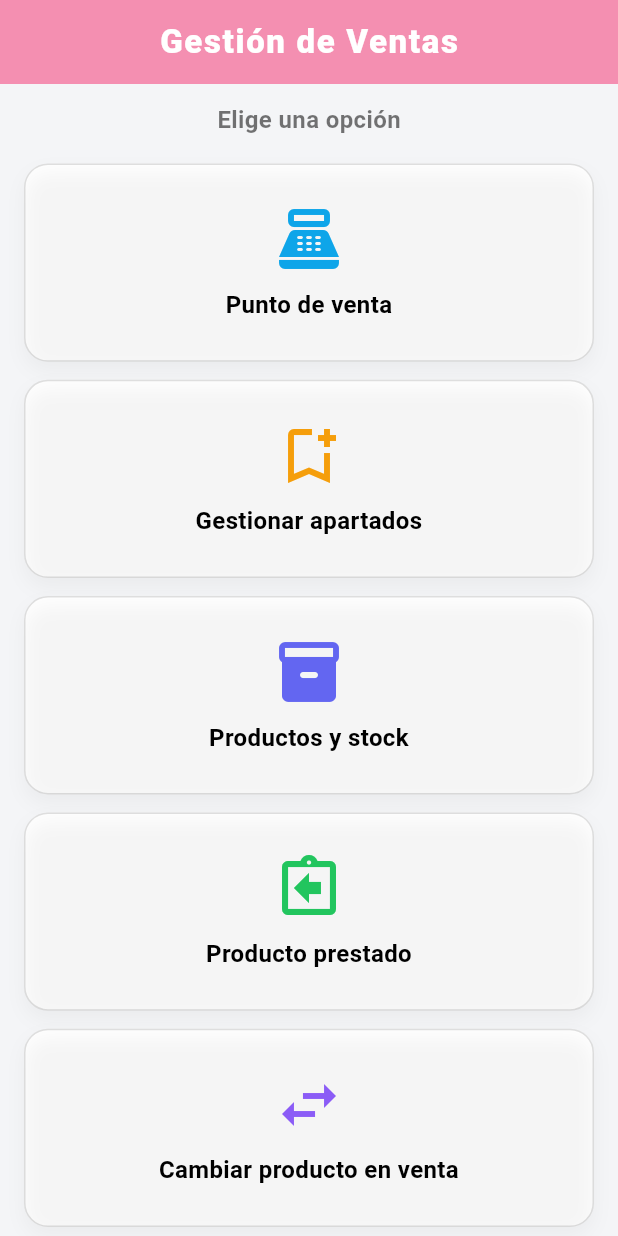
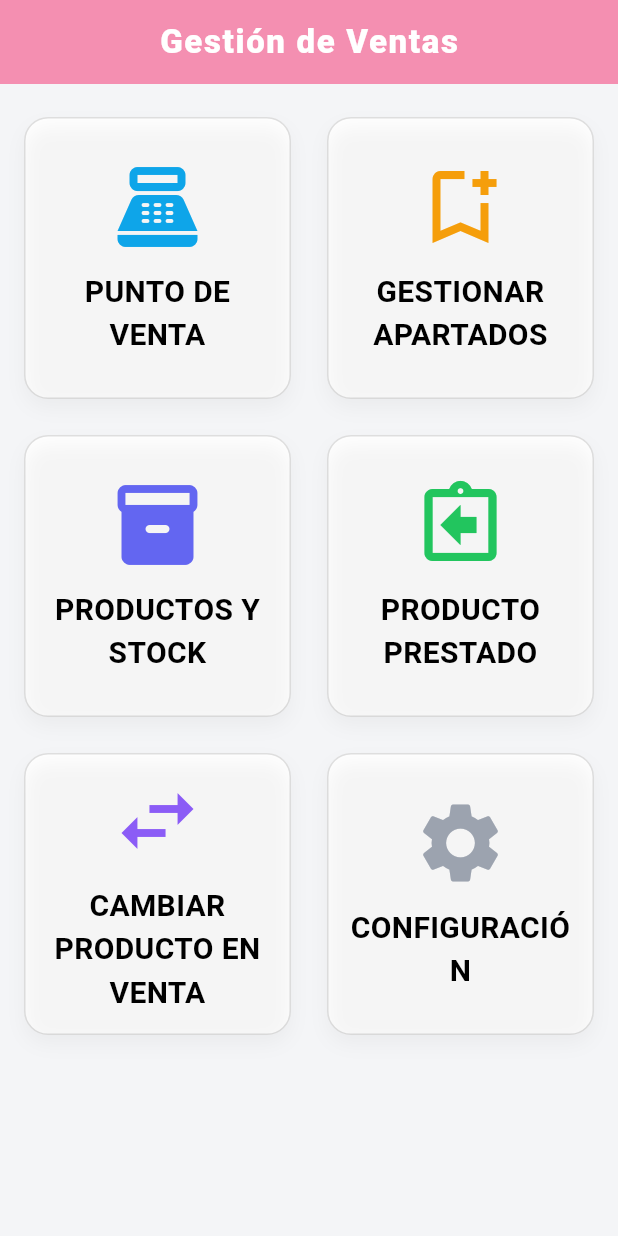
Before and after one commit to KevinDMadariaga/gestion_inventario, a Flutter app: the screen it shows after launch, on a phone screen of 412 x 824 dp. Run offline on Flutter 3.47's test engine with Material 3 defaults, Android fonts, the phone set to English and light mode, and no system bars; our stand-ins replace image_picker; missing offline and left inert: mongo_dart.

Commit message:
se ajusto pantalla home

```diff
--- /dev/null
+++ b/lib/ViewModel/home_viewmodel.dart
@@ -0,0 +1,56 @@
+import 'package:flutter/material.dart';
+
+import 'package:gestion_inventario/models/home_tile_data.dart';
+import 'package:gestion_inventario/screens/apartados/apartado.dart';
+import 'package:gestion_inventario/screens/cambios/cambio_producto_venta_page.dart';
+import 'package:gestion_inventario/screens/prestamo/producto_prestado.dart';
+import 'package:gestion_inventario/screens/producto/inventario.dart';
+import 'package:gestion_inventario/screens/ventas/ventas_menu_page.dart';
+import 'package:gestion_inventario/screens/settings/configuracion_page.dart';
+
+/// ViewModel para la vista Home.
+/// Expone la lista de tiles y cualquier lógica relacionada con la vista.
+class HomeViewModel {
+  HomeViewModel();
+
+  final List<HomeTileData> _tiles = [
+    HomeTileData(
+      title: 'Punto de venta',
+      icon: Icons.point_of_sale,
+      color: const Color(0xFF0EA5E9),
+      page: const VentasMenuPage(),
+    ),
+    HomeTileData(
+      title: 'Gestionar apartados',
+      icon: Icons.bookmark_add_outlined,
+      color: const Color(0xFFF59E0B),
+      page: const ApartadosMenuPage(),
+    ),
+    HomeTileData(
+      title: 'Productos y stock',
+      icon: Icons.inventory_2_rounded,
+      color: const Color(0xFF6366F1),
+      page: InventarioMenuPage(),
+    ),
+    HomeTileData(
+      title: 'Producto prestado',
+      icon: Icons.assignment_return_outlined,
+      color: const Color(0xFF22C55E),
+      page: const GestionPrestamosPage(),
+    ),
+    HomeTileData(
+      title: 'Cambiar producto en venta',
+      icon: Icons.swap_horiz,
+      color: const Color(0xFF8B5CF6),
+      page: const CambiosVentaPage(),
+    ),
+    HomeTileData(
+      title: 'Configuración',
+      icon: Icons.settings,
+      color: const Color(0xFF9CA3AF),
+      page: const ConfiguracionPage(),
+    ),
+  ];
+
+  List<HomeTileData> get tiles => List.unmodifiable(_tiles);
+}
--- a/lib/main.dart
+++ b/lib/main.dart
@@ -1,6 +1,6 @@
 import 'package:flutter/material.dart';
-import 'package:gestion_inventario/screens/home/home.dart';
 import 'package:gestion_inventario/services/mongo_service.dart';
+import 'package:gestion_inventario/view/home_view.dart';
 
   void main() {
 WidgetsFlutterBinding.ensureInitialized();
@@ -32,7 +32,7 @@ class MainApp extends StatelessWidget {
               body: Center(child: Text('Error al conectar con MongoDB')),
             );
           }
-          return const Home();
+          return HomeView();
         },
       ),
     );
--- a/lib/screens/home/home.dart
+++ /dev/null
@@ -1,111 +0,0 @@
-import 'package:flutter/material.dart';
-
-import 'package:gestion_inventario/screens/apartados/apartado.dart';
-import 'package:gestion_inventario/screens/cambios/cambio_producto_venta_page.dart';
-import 'package:gestion_inventario/screens/prestamo/producto_prestado.dart';
-import 'package:gestion_inventario/screens/producto/inventario.dart';
-import 'package:gestion_inventario/screens/ventas/ventas_menu_page.dart';
-import 'package:gestion_inventario/widgets/app_menu_card.dart';
-
-class Home extends StatelessWidget {
-  const Home({super.key});
-
-  @override
-  Widget build(BuildContext context) {
-    final tiles = [
-      {
-        "title": "Punto de venta",
-        "icon": Icons.point_of_sale,
-        "color": const Color(0xFF0EA5E9),
-        "page": const VentasMenuPage(),
-      },
-      {
-        "title": "Gestionar apartados",
-        "icon": Icons.bookmark_add_outlined,
-        "color": const Color(0xFFF59E0B),
-        "page": const ApartadosMenuPage(),
-      },
-      {
-        "title": "Productos y stock",
-        "icon": Icons.inventory_2_rounded,
-        "color": const Color(0xFF6366F1),
-        "page": InventarioMenuPage(),
-      },
-      {
-        "title": "Producto prestado",
-        "icon": Icons.assignment_return_outlined,
-        "color": const Color(0xFF22C55E),
-        "page": const GestionPrestamosPage(),
-      },
-      {
-        "title": "Cambiar producto en venta",
-        "icon": Icons.swap_horiz,
-        "color": const Color(0xFF8B5CF6),
-        "page": const CambiosVentaPage(),
-      },
-    ];
-
-    return Scaffold(
-      appBar: AppBar(
-        elevation: 0,
-        centerTitle: true,
-        backgroundColor: Colors.pink[200],
-        title: const Text(
-          'Gestión de Ventas',
-          style: TextStyle(
-            fontSize: 22,
-            fontWeight: FontWeight.w900,
-            letterSpacing: 1.1,
-            color: Colors.white,
-          ),
-        ),
-      ),
-      body: Container(
-        color: const Color(0xFFF4F5F7),
-        child: SafeArea(
-          child: Column(
-            children: [
-              const SizedBox(height: 12),
-              const Text(
-                'Elige una opción',
-                style: TextStyle(
-                  fontSize: 16,
-                  fontWeight: FontWeight.w600,
-                  color: Colors.black54,
-                ),
-              ),
-              const SizedBox(height: 12),
-              Expanded(
-                child: Column(
-                  children: tiles
-                      .map(
-                        (tile) => Expanded(
-                          child: Padding(
-                            padding: const EdgeInsets.symmetric(
-                              horizontal: 16,
-                              vertical: 6,
-                            ),
-                            child: AppMenuCard(
-                              icon: tile["icon"] as IconData,
-                              title: tile["title"] as String,
-                              color: tile["color"] as Color,
-                              onTap: () => Navigator.push(
-                                context,
-                                MaterialPageRoute(
-                                  builder: (_) => tile["page"] as Widget,
-                                ),
-                              ),
-                            ),
-                          ),
-                        ),
-                      )
-                      .toList(),
-                ),
-              ),
-            ],
-          ),
-        ),
-      ),
-    );
-  }
-}
--- /dev/null
+++ b/lib/screens/settings/configuracion_page.dart
@@ -0,0 +1,22 @@
+import 'package:flutter/material.dart';
+
+class ConfiguracionPage extends StatelessWidget {
+  const ConfiguracionPage({super.key});
+
+  @override
+  Widget build(BuildContext context) {
+    return Scaffold(
+      appBar: AppBar(title: const Text('Configuración')),
+      body: const Center(
+        child: Padding(
+          padding: EdgeInsets.all(24.0),
+          child: Text(
+            'Aquí irán las opciones de configuración de la aplicación.',
+            textAlign: TextAlign.center,
+            style: TextStyle(fontSize: 16),
+          ),
+        ),
+      ),
+    );
+  }
+}
--- /dev/null
+++ b/lib/view/home_view.dart
@@ -0,0 +1,74 @@
+import 'package:flutter/material.dart';
+
+import 'package:gestion_inventario/ViewModel/home_viewmodel.dart';
+import 'package:gestion_inventario/widgets/app_menu_card.dart';
+
+class HomeView extends StatelessWidget {
+  const HomeView({super.key});
+
+  @override
+  Widget build(BuildContext context) {
+    final viewModel = HomeViewModel();
+
+    return Scaffold(
+      appBar: AppBar(
+        elevation: 0,
+        centerTitle: true,
+        backgroundColor: Colors.pink[200],
+        title: const Text(
+          'Gestión de Ventas',
+          style: TextStyle(
+            fontSize: 22,
+            fontWeight: FontWeight.w900,
+            letterSpacing: 1.1,
+            color: Colors.white,
+          ),
+        ),
+      ),
+      body: Container(
+        color: const Color(0xFFF4F5F7),
+        child: SafeArea(
+          child: Column(
+            children: [
+              const SizedBox(height: 10),
+              Expanded(
+                child: Padding(
+                  padding: const EdgeInsets.symmetric(
+                    horizontal: 10,
+                    vertical: 6,
+                  ),
+                  child: GridView.builder(
+                    gridDelegate:
+                        const SliverGridDelegateWithFixedCrossAxisCount(
+                          crossAxisCount: 2,
+                          mainAxisSpacing: 12,
+                          crossAxisSpacing: 12,
+                          mainAxisExtent: 200, // altura fija de cada tile
+                        ),
+                    itemCount: viewModel.tiles.length,
+                    itemBuilder: (context, index) {
+                      final tile = viewModel.tiles[index];
+                      return Padding(
+                        padding: const EdgeInsets.all(6.0),
+                        child: AppMenuCard(
+                          icon: tile.icon,
+                          title: tile.title,
+                          color: tile.color,
+                          iconSize: 64,
+                          onTap: () => Navigator.push(
+                            context,
+                            MaterialPageRoute(builder: (_) => tile.page),
+                          ),
+                        ),
+                      );
+                    },
+                  ),
+                ),
+              ),
+            ],
+          ),
+        ),
+      ),
+    );
+  }
+}
--- a/lib/widgets/app_menu_card.dart
+++ b/lib/widgets/app_menu_card.dart
@@ -9,7 +9,9 @@ class AppMenuCard extends StatelessWidget {
   final Color? color;
   final LinearGradient? gradient;
   final VoidCallback onTap;
-  final bool expanded; // true = estilo card horizontal, false = estilo tile compacto
+  final bool
+  expanded; // true = estilo card horizontal, false = estilo tile compacto
+  final double iconSize;
 
   const AppMenuCard({
     super.key,
@@ -20,6 +22,7 @@ class AppMenuCard extends StatelessWidget {
     this.gradient,
     required this.onTap,
     this.expanded = false,
+    this.iconSize = 48,
   });
 
   @override
@@ -33,23 +36,23 @@ class AppMenuCard extends StatelessWidget {
         child: InkWell(
           onTap: onTap,
           child: Container(
-            padding: const EdgeInsets.all(16),
+            padding: const EdgeInsets.all(10),
             height: 130,
             child: Row(
               children: [
                 _buildIconBox(),
-                const SizedBox(width: 16),
+                const SizedBox(width: 10),
                 Expanded(
                   child: Column(
                     mainAxisAlignment: MainAxisAlignment.center,
                     crossAxisAlignment: CrossAxisAlignment.start,
                     children: [
                       Text(
-                        title,
+                        title.toUpperCase(),
                         maxLines: 1,
                         overflow: TextOverflow.ellipsis,
                         style: const TextStyle(
-                          fontSize: 18,
+                          fontSize: 22,
                           fontWeight: FontWeight.w800,
                         ),
                       ),
@@ -77,13 +80,16 @@ class AppMenuCard extends StatelessWidget {
       );
     } else {
       // --- Estilo tile compacto (como en Home) ---
-      return Material(
+      // Use SizedBox.expand so the tile fills its grid cell => equal spacing
+      return SizedBox.expand(
+        child: Material(
           color: Colors.white,
           borderRadius: BorderRadius.circular(16),
           child: InkWell(
             borderRadius: BorderRadius.circular(16),
             onTap: onTap,
             child: Container(
+              padding: const EdgeInsets.symmetric(horizontal: 8, vertical: 12),
               decoration: BoxDecoration(
                 borderRadius: BorderRadius.circular(16),
                 border: Border.all(color: Colors.black12),
@@ -99,18 +105,19 @@ class AppMenuCard extends StatelessWidget {
                 child: Column(
                   mainAxisAlignment: MainAxisAlignment.center,
                   children: [
-                  Icon(icon, color: color ?? Colors.blue, size: 48),
-                  const SizedBox(height: 8),
+                    Icon(icon, color: color ?? Colors.blue, size: iconSize),
+                    const SizedBox(height: 10),
                     Text(
-                    title,
+                      title.toUpperCase(),
                       textAlign: TextAlign.center,
                       style: const TextStyle(
                         fontWeight: FontWeight.bold,
-                      fontSize: 16,
+                        fontSize: 20,
                         color: Colors.black,
                       ),
                     ),
                   ],
+                ),
               ),
             ),
           ),
@@ -122,10 +129,14 @@ class AppMenuCard extends StatelessWidget {
   /// Construye el recuadro con ícono + gradiente (para estilo expanded).
   Widget _buildIconBox() {
     return Container(
-      width: 70,
-      height: 70,
+      width: 60,
+      height: 60,
       decoration: BoxDecoration(
-        gradient: gradient ?? LinearGradient(colors: [color ?? Colors.blue, color ?? Colors.blueAccent]),
+        gradient:
+            gradient ??
+            LinearGradient(
+              colors: [color ?? Colors.blue, color ?? Colors.blueAccent],
+            ),
         borderRadius: BorderRadius.circular(16),
         boxShadow: [
           BoxShadow(
```
Also changed, not shown: pubspec.lock, 1 other file. Lines whose indentation alone changed are shown as unchanged.
